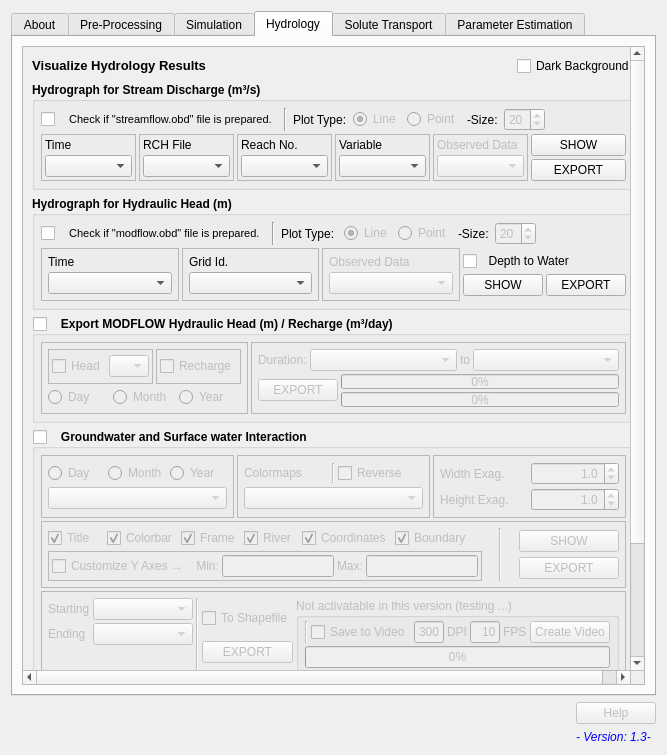
This is APEXMOD/APEXMOD_dialog_base.ui in spark-brc/APEXMOD-plugin as Qt 5 draws it before an edit. The edited form follows.
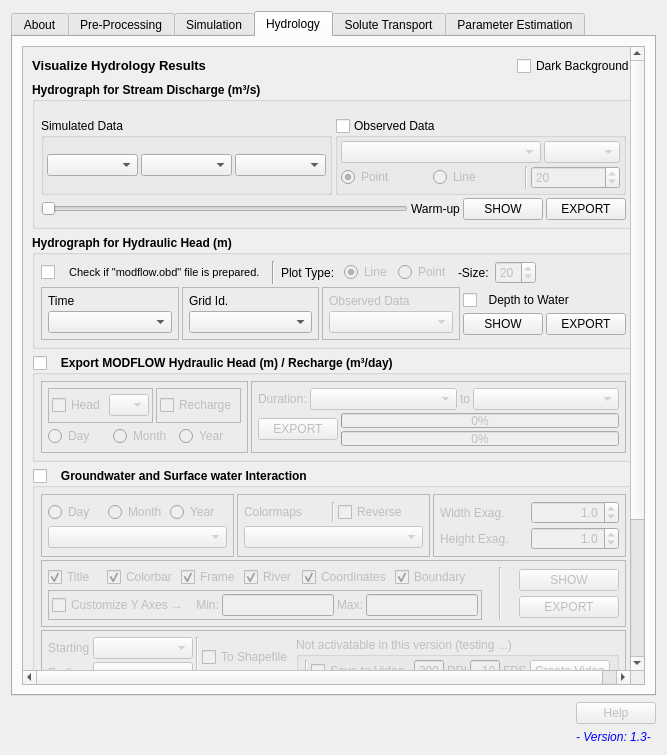
This is the edited form. The open tabs and pages were chosen to show the change. Icons and pictures are not drawn. Custom widgets are drawn as their Qt base class.

Commit message: modified layout of hydrology tab

```diff
--- a/APEXMOD/APEXMOD_dialog_base.ui
+++ b/APEXMOD/APEXMOD_dialog_base.ui
@@ -57,7 +57,7 @@
       <enum>QTabWidget::Rounded</enum>
      </property>
      <property name="currentIndex">
-      <number>1</number>
+      <number>3</number>
      </property>
      <property name="elideMode">
       <enum>Qt::ElideNone</enum>
@@ -4015,7 +4015,7 @@
             <x>0</x>
             <y>0</y>
             <width>606</width>
-            <height>737</height>
+            <height>766</height>
            </rect>
           </property>
           <layout class="QVBoxLayout" name="verticalLayout_43">
@@ -4100,155 +4100,22 @@
                <number>6</number>
               </property>
               <item>
-               <layout class="QHBoxLayout" name="horizontalLayout_55">
-                <property name="spacing">
-                 <number>6</number>
-                </property>
-                <property name="leftMargin">
-                 <number>0</number>
-                </property>
+               <layout class="QHBoxLayout" name="horizontalLayout_81">
                 <property name="topMargin">
-                 <number>0</number>
+                 <number>10</number>
                 </property>
                 <item>
-                 <widget class="QCheckBox" name="checkBox_stream_obd">
+                 <widget class="QGroupBox" name="groupBox_15">
                   <property name="font">
                    <font>
-                    <pointsize>8</pointsize>
                     <weight>50</weight>
                     <bold>false</bold>
                    </font>
                   </property>
-                  <property name="text">
-                   <string>   Check if &quot;streamflow.obd&quot; file is prepared.</string>
+                  <property name="title">
+                   <string>Simulated Data</string>
                   </property>
-                  <property name="tristate">
-                   <bool>false</bool>
-                  </property>
-                 </widget>
-                </item>
-                <item>
-                 <widget class="Line" name="line_17">
-                  <property name="orientation">
-                   <enum>Qt::Vertical</enum>
-                  </property>
-                 </widget>
-                </item>
-                <item>
-                 <widget class="QLabel" name="label_2">
-                  <property name="font">
-                   <font>
-                    <weight>50</weight>
-                    <bold>false</bold>
-                   </font>
-                  </property>
-                  <property name="text">
-                   <string>Plot Type:</string>
-                  </property>
-                 </widget>
-                </item>
-                <item>
-                 <widget class="QRadioButton" name="radioButton_str_obd_line">
-                  <property name="enabled">
-                   <bool>false</bool>
-                  </property>
-                  <property name="font">
-                   <font>
-                    <weight>50</weight>
-                    <bold>false</bold>
-                   </font>
-                  </property>
-                  <property name="text">
-                   <string>Line</string>
-                  </property>
-                  <property name="checked">
-                   <bool>true</bool>
-                  </property>
-                  <attribute name="buttonGroup">
-                   <string notr="true">buttonGroup_str_obd</string>
-                  </attribute>
-                 </widget>
-                </item>
-                <item>
-                 <widget class="QRadioButton" name="radioButton_str_obd_pt">
-                  <property name="enabled">
-                   <bool>false</bool>
-                  </property>
-                  <property name="font">
-                   <font>
-                    <weight>50</weight>
-                    <bold>false</bold>
-                   </font>
-                  </property>
-                  <property name="text">
-                   <string>Point</string>
-                  </property>
-                  <attribute name="buttonGroup">
-                   <string notr="true">buttonGroup_str_obd</string>
-                  </attribute>
-                 </widget>
-                </item>
-                <item>
-                 <widget class="QLabel" name="label_9">
-                  <property name="font">
-                   <font>
-                    <weight>50</weight>
-                    <bold>false</bold>
-                   </font>
-                  </property>
-                  <property name="text">
-                   <string>-Size:</string>
-                  </property>
-                 </widget>
-                </item>
-                <item>
-                 <widget class="QSpinBox" name="spinBox_str_obd_size">
-                  <property name="enabled">
-                   <bool>false</bool>
-                  </property>
-                  <property name="font">
-                   <font>
-                    <weight>50</weight>
-                    <bold>false</bold>
-                   </font>
-                  </property>
-                  <property name="value">
-                   <number>20</number>
-                  </property>
-                 </widget>
-                </item>
-                <item>
-                 <spacer name="horizontalSpacer_12">
-                  <property name="orientation">
-                   <enum>Qt::Horizontal</enum>
-                  </property>
-                  <property name="sizeHint" stdset="0">
-                   <size>
-                    <width>40</width>
-                    <height>20</height>
-                   </size>
-                  </property>
-                 </spacer>
-                </item>
-               </layout>
-              </item>
-              <item>
-               <layout class="QHBoxLayout" name="horizontalLayout_24">
-                <property name="spacing">
-                 <number>3</number>
-                </property>
-                <property name="topMargin">
-                 <number>0</number>
-                </property>
-                <item>
-                 <widget class="QFrame" name="frame_2">
-                  <property name="frameShape">
-                   <enum>QFrame::StyledPanel</enum>
-                  </property>
-                  <property name="frameShadow">
-                   <enum>QFrame::Raised</enum>
-                  </property>
-                  <layout class="QVBoxLayout" name="verticalLayout_29">
+                  <layout class="QHBoxLayout" name="horizontalLayout_82">
                    <property name="spacing">
                     <number>3</number>
                    </property>
@@ -4265,31 +4132,36 @@
                     <number>3</number>
                    </property>
                    <item>
-                    <widget class="QLabel" name="label_42">
+                    <widget class="QComboBox" name="comboBox_cha_time"/>
+                   </item>
+                   <item>
+                    <widget class="QComboBox" name="comboBox_cha_sub_no"/>
+                   </item>
+                   <item>
+                    <widget class="QComboBox" name="comboBox_cha_vars"/>
+                   </item>
+                  </layout>
+                 </widget>
+                </item>
+                <item>
+                 <widget class="QGroupBox" name="groupBox_cha_obd">
+                  <property name="enabled">
+                   <bool>true</bool>
+                  </property>
                      <property name="font">
                       <font>
                        <weight>50</weight>
                        <bold>false</bold>
                       </font>
                      </property>
-                     <property name="text">
-                      <string>Time</string>
-                     </property>
-                    </widget>
-                   </item>
-                   <item>
-                    <widget class="QComboBox" name="comboBox_SD_timeStep"/>
-                   </item>
-                  </layout>
-                 </widget>
-                </item>
-                <item>
-                 <widget class="QFrame" name="frame_5">
-                  <property name="frameShape">
-                   <enum>QFrame::StyledPanel</enum>
+                  <property name="title">
+                   <string>Observed Data</string>
+                  </property>
+                  <property name="checkable">
+                   <bool>true</bool>
                   </property>
-                  <property name="frameShadow">
-                   <enum>QFrame::Raised</enum>
+                  <property name="checked">
+                   <bool>false</bool>
                   </property>
                   <layout class="QVBoxLayout" name="verticalLayout_54">
                    <property name="spacing">
@@ -4308,139 +4180,152 @@
                     <number>3</number>
                    </property>
                    <item>
-                    <widget class="QLabel" name="label_6">
-                     <property name="font">
-                      <font>
-                       <weight>50</weight>
-                       <bold>false</bold>
-                      </font>
+                    <layout class="QHBoxLayout" name="horizontalLayout_77">
+                     <property name="rightMargin">
+                      <number>0</number>
                      </property>
-                     <property name="text">
-                      <string>RCH File</string>
+                     <item>
+                      <widget class="QComboBox" name="comboBox_cha_obd_files">
+                       <property name="minimumSize">
+                        <size>
+                         <width>200</width>
+                         <height>0</height>
+                        </size>
                      </property>
                     </widget>
                    </item>
                    <item>
-                    <widget class="QComboBox" name="comboBox_rch_files"/>
-                   </item>
-                  </layout>
-                 </widget>
+                      <widget class="QComboBox" name="comboBox_cha_obd_gages"/>
+                     </item>
+                    </layout>
                 </item>
                 <item>
-                 <widget class="QFrame" name="frame_3">
-                  <property name="frameShape">
-                   <enum>QFrame::StyledPanel</enum>
-                  </property>
-                  <property name="frameShadow">
-                   <enum>QFrame::Raised</enum>
-                  </property>
-                  <layout class="QVBoxLayout" name="verticalLayout_30">
-                   <property name="spacing">
-                    <number>3</number>
-                   </property>
-                   <property name="leftMargin">
-                    <number>3</number>
-                   </property>
+                    <layout class="QHBoxLayout" name="horizontalLayout_24">
                    <property name="topMargin">
-                    <number>3</number>
-                   </property>
-                   <property name="rightMargin">
-                    <number>3</number>
-                   </property>
-                   <property name="bottomMargin">
-                    <number>3</number>
-                   </property>
+                      <number>0</number>
+                     </property>
+                     <item>
+                      <widget class="QRadioButton" name="radioButton_cha_obd_point">
+                       <property name="text">
+                        <string>Point</string>
+                       </property>
+                       <property name="checked">
+                        <bool>true</bool>
+                       </property>
+                       <attribute name="buttonGroup">
+                        <string notr="true">buttonGroup_cha_obd</string>
+                       </attribute>
+                      </widget>
+                     </item>
                    <item>
-                    <widget class="QLabel" name="label_44">
-                     <property name="font">
-                      <font>
-                       <weight>50</weight>
-                       <bold>false</bold>
-                      </font>
-                     </property>
+                      <widget class="QRadioButton" name="radioButton_cha_obd_line">
                      <property name="text">
-                      <string>Reach No.</string>
-                     </property>
+                        <string>Line</string>
+                       </property>
+                       <attribute name="buttonGroup">
+                        <string notr="true">buttonGroup_cha_obd</string>
+                       </attribute>
                     </widget>
                    </item>
                    <item>
-                    <widget class="QComboBox" name="comboBox_sub_number"/>
-                   </item>
-                  </layout>
+                      <widget class="Line" name="line_17">
+                       <property name="orientation">
+                        <enum>Qt::Vertical</enum>
+                       </property>
                  </widget>
                 </item>
                 <item>
-                 <widget class="QFrame" name="frame_19">
-                  <property name="frameShape">
-                   <enum>QFrame::StyledPanel</enum>
-                  </property>
-                  <property name="frameShadow">
-                   <enum>QFrame::Raised</enum>
-                  </property>
-                  <layout class="QVBoxLayout" name="verticalLayout_55">
-                   <property name="spacing">
-                    <number>3</number>
-                   </property>
-                   <property name="leftMargin">
-                    <number>3</number>
-                   </property>
-                   <property name="topMargin">
-                    <number>3</number>
-                   </property>
-                   <property name="rightMargin">
-                    <number>3</number>
-                   </property>
-                   <property name="bottomMargin">
-                    <number>3</number>
-                   </property>
-                   <item>
-                    <widget class="QLabel" name="label_17">
-                     <property name="font">
-                      <font>
-                       <weight>50</weight>
-                       <bold>false</bold>
-                      </font>
-                     </property>
-                     <property name="text">
-                      <string>Variable</string>
-                     </property>
-                    </widget>
-                   </item>
-                   <item>
-                    <widget class="QComboBox" name="comboBox_rch_vars"/>
+                      <widget class="QSpinBox" name="spinBox_cha_obd_size">
+                       <property name="value">
+                        <number>20</number>
+                       </property>
+                      </widget>
+                     </item>
+                    </layout>
                    </item>
                   </layout>
                  </widget>
                 </item>
+               </layout>
+              </item>
                 <item>
-                 <widget class="QFrame" name="frame_sd_obd">
-                  <property name="enabled">
-                   <bool>false</bool>
-                  </property>
-                  <property name="frameShape">
-                   <enum>QFrame::StyledPanel</enum>
-                  </property>
-                  <property name="frameShadow">
-                   <enum>QFrame::Raised</enum>
-                  </property>
-                  <layout class="QVBoxLayout" name="verticalLayout_31">
-                   <property name="spacing">
-                    <number>3</number>
-                   </property>
-                   <property name="leftMargin">
-                    <number>3</number>
-                   </property>
+               <layout class="QHBoxLayout" name="horizontalLayout_75">
                    <property name="topMargin">
-                    <number>3</number>
-                   </property>
-                   <property name="rightMargin">
-                    <number>3</number>
-                   </property>
-                   <property name="bottomMargin">
-                    <number>3</number>
-                   </property>
+                 <number>0</number>
+                </property>
+                <item>
+                 <widget class="QSlider" name="horizontalSlider_cha_start_year">
+                  <property name="palette">
+                   <palette>
+                    <active>
+                     <colorrole role="Button">
+                      <brush brushstyle="SolidPattern">
+                       <color alpha="255">
+                        <red>0</red>
+                        <green>122</green>
+                        <blue>217</blue>
+                       </color>
+                      </brush>
+                     </colorrole>
+                     <colorrole role="Highlight">
+                      <brush brushstyle="SolidPattern">
+                       <color alpha="255">
+                        <red>240</red>
+                        <green>240</green>
+                        <blue>240</blue>
+                       </color>
+                      </brush>
+                     </colorrole>
+                    </active>
+                    <inactive>
+                     <colorrole role="Button">
+                      <brush brushstyle="SolidPattern">
+                       <color alpha="255">
+                        <red>240</red>
+                        <green>240</green>
+                        <blue>240</blue>
+                       </color>
+                      </brush>
+                     </colorrole>
+                     <colorrole role="Highlight">
+                      <brush brushstyle="SolidPattern">
+                       <color alpha="255">
+                        <red>240</red>
+                        <green>240</green>
+                        <blue>240</blue>
+                       </color>
+                      </brush>
+                     </colorrole>
+                    </inactive>
+                    <disabled>
+                     <colorrole role="Button">
+                      <brush brushstyle="SolidPattern">
+                       <color alpha="255">
+                        <red>240</red>
+                        <green>240</green>
+                        <blue>240</blue>
+                       </color>
+                      </brush>
+                     </colorrole>
+                     <colorrole role="Highlight">
+                      <brush brushstyle="SolidPattern">
+                       <color alpha="255">
+                        <red>240</red>
+                        <green>240</green>
+                        <blue>240</blue>
+                       </color>
+                      </brush>
+                     </colorrole>
+                    </disabled>
+                   </palette>
+                  </property>
+                  <property name="orientation">
+                   <enum>Qt::Horizontal</enum>
+                  </property>
+                 </widget>
+                </item>
                    <item>
-                    <widget class="QLabel" name="label_45">
+                 <widget class="QLabel" name="label_cha_year">
                      <property name="font">
                       <font>
                        <weight>50</weight>
@@ -4448,23 +4333,12 @@
                       </font>
                      </property>
                      <property name="text">
-                      <string>Observed Data</string>
+                   <string>Warm-up</string>
                      </property>
                     </widget>
                    </item>
                    <item>
-                    <widget class="QComboBox" name="comboBox_SD_obs_data"/>
-                   </item>
-                  </layout>
-                 </widget>
-                </item>
-                <item>
-                 <layout class="QVBoxLayout" name="verticalLayout_20">
-                  <property name="spacing">
-                   <number>3</number>
-                  </property>
-                  <item>
-                   <widget class="QPushButton" name="pushButton_plot_sd">
+                 <widget class="QPushButton" name="pushButton_plot_cha">
                     <property name="enabled">
                      <bool>true</bool>
                     </property>
@@ -4482,7 +4356,7 @@
                    </widget>
                   </item>
                   <item>
-                   <widget class="QPushButton" name="pushButton_export_sd">
+                 <widget class="QPushButton" name="pushButton_export_cha">
                     <property name="font">
                      <font>
                       <weight>50</weight>
@@ -4493,8 +4367,6 @@
                      <string>EXPORT</string>
                     </property>
                    </widget>
-                  </item>
-                 </layout>
                 </item>
                </layout>
               </item>
@@ -6746,6 +6618,12 @@
            </item>
            <item>
             <widget class="QGroupBox" name="groupBox_11">
+             <property name="font">
+              <font>
+               <weight>75</weight>
+               <bold>true</bold>
+              </font>
+             </property>
              <property name="title">
               <string>Groundwater / Surface Water Solute Exchange (kg/day) for each APEX Subarea</string>
              </property>
@@ -6787,13 +6665,26 @@
                    </property>
                    <item>
                     <widget class="QLabel" name="label_77">
+                     <property name="font">
+                      <font>
+                       <weight>50</weight>
+                       <bold>false</bold>
+                      </font>
+                     </property>
                      <property name="text">
                       <string>Time</string>
                      </property>
                     </widget>
                    </item>
                    <item>
-                    <widget class="QComboBox" name="comboBox_solute_time"/>
+                    <widget class="QComboBox" name="comboBox_solute_time">
+                     <property name="font">
+                      <font>
+                       <weight>50</weight>
+                       <bold>false</bold>
+                      </font>
+                     </property>
+                    </widget>
                    </item>
                   </layout>
                  </widget>
@@ -6824,13 +6715,26 @@
                    </property>
                    <item>
                     <widget class="QLabel" name="label_79">
+                     <property name="font">
+                      <font>
+                       <weight>50</weight>
+                       <bold>false</bold>
+                      </font>
+                     </property>
                      <property name="text">
                       <string>Subarea No.</string>
                      </property>
                     </widget>
                    </item>
                    <item>
-                    <widget class="QComboBox" name="comboBox_sub_no_solute"/>
+                    <widget class="QComboBox" name="comboBox_sub_no_solute">
+                     <property name="font">
+                      <font>
+                       <weight>50</weight>
+                       <bold>false</bold>
+                      </font>
+                     </property>
+                    </widget>
                    </item>
                   </layout>
                  </widget>
@@ -6861,13 +6765,26 @@
                    </property>
                    <item>
                     <widget class="QLabel" name="label_80">
+                     <property name="font">
+                      <font>
+                       <weight>50</weight>
+                       <bold>false</bold>
+                      </font>
+                     </property>
                      <property name="text">
                       <string>Solute (kg/day)</string>
                      </property>
                     </widget>
                    </item>
                    <item>
-                    <widget class="QComboBox" name="comboBox_solutes_solute"/>
+                    <widget class="QComboBox" name="comboBox_solutes_solute">
+                     <property name="font">
+                      <font>
+                       <weight>50</weight>
+                       <bold>false</bold>
+                      </font>
+                     </property>
+                    </widget>
                    </item>
                   </layout>
                  </widget>
@@ -6958,6 +6875,12 @@
                     </item>
                     <item>
                      <widget class="QLabel" name="label_solute_year">
+                      <property name="font">
+                       <font>
+                        <weight>50</weight>
+                        <bold>false</bold>
+                       </font>
+                      </property>
                       <property name="text">
                        <string>Warm-up</string>
                       </property>
@@ -6972,6 +6895,12 @@
                     </property>
                     <item>
                      <widget class="QPushButton" name="pushButton_solute_plot_show">
+                      <property name="font">
+                       <font>
+                        <weight>50</weight>
+                        <bold>false</bold>
+                       </font>
+                      </property>
                       <property name="text">
                        <string>SHOW</string>
                       </property>
@@ -6979,6 +6908,12 @@
                     </item>
                     <item>
                      <widget class="QPushButton" name="pushButton_solute_df_export">
+                      <property name="font">
+                       <font>
+                        <weight>50</weight>
+                        <bold>false</bold>
+                       </font>
+                      </property>
                       <property name="text">
                        <string>EXPORT</string>
                       </property>
@@ -6997,8 +6932,8 @@
             <widget class="QGroupBox" name="groupBox_export_solutes">
              <property name="font">
               <font>
-               <weight>50</weight>
-               <bold>false</bold>
+               <weight>75</weight>
+               <bold>true</bold>
                <kerning>false</kerning>
               </font>
              </property>
@@ -7019,6 +6954,12 @@
                 </property>
                 <item>
                  <widget class="QLabel" name="label_83">
+                  <property name="font">
+                   <font>
+                    <weight>50</weight>
+                    <bold>false</bold>
+                   </font>
+                  </property>
                   <property name="text">
                    <string>Select Solute:</string>
                   </property>
@@ -7028,7 +6969,7 @@
                  <widget class="QComboBox" name="comboBox_solutes">
                   <property name="minimumSize">
                    <size>
-                    <width>150</width>
+                    <width>130</width>
                     <height>0</height>
                    </size>
                   </property>
@@ -7069,6 +7010,12 @@
                 </item>
                 <item>
                  <widget class="QLabel" name="label_84">
+                  <property name="font">
+                   <font>
+                    <weight>50</weight>
+                    <bold>false</bold>
+                   </font>
+                  </property>
                   <property name="text">
                    <string>Layer:</string>
                   </property>
@@ -7131,6 +7078,12 @@
                 </item>
                 <item>
                  <widget class="QLabel" name="label_85">
+                  <property name="font">
+                   <font>
+                    <weight>50</weight>
+                    <bold>false</bold>
+                   </font>
+                  </property>
                   <property name="text">
                    <string>Time Step:</string>
                   </property>
@@ -7716,8 +7669,8 @@
             <widget class="QGroupBox" name="groupBox_salt_channel">
              <property name="font">
               <font>
-               <weight>50</weight>
-               <bold>false</bold>
+               <weight>75</weight>
+               <bold>true</bold>
                <kerning>true</kerning>
               </font>
              </property>
@@ -7730,94 +7683,69 @@
              <property name="checked">
               <bool>false</bool>
              </property>
-             <layout class="QHBoxLayout" name="horizontalLayout_73">
+             <layout class="QVBoxLayout" name="verticalLayout_71">
+              <property name="spacing">
+               <number>3</number>
+              </property>
+              <property name="leftMargin">
+               <number>6</number>
+              </property>
+              <property name="topMargin">
+               <number>6</number>
+              </property>
+              <property name="rightMargin">
+               <number>6</number>
+              </property>
+              <property name="bottomMargin">
+               <number>6</number>
+              </property>
               <item>
                <layout class="QHBoxLayout" name="horizontalLayout_72">
                 <property name="topMargin">
                  <number>0</number>
                 </property>
                 <item>
-                 <widget class="QFrame" name="frame_23">
-                  <property name="frameShape">
-                   <enum>QFrame::StyledPanel</enum>
+                 <widget class="QGroupBox" name="groupBox_13">
+                  <property name="font">
+                   <font>
+                    <weight>50</weight>
+                    <bold>false</bold>
+                   </font>
                   </property>
-                  <property name="frameShadow">
-                   <enum>QFrame::Raised</enum>
+                  <property name="title">
+                   <string>Simulated Data</string>
                   </property>
-                  <layout class="QVBoxLayout" name="verticalLayout_67">
+                  <layout class="QVBoxLayout" name="verticalLayout_30">
                    <property name="spacing">
                     <number>3</number>
                    </property>
                    <property name="leftMargin">
-                    <number>3</number>
+                    <number>6</number>
                    </property>
                    <property name="topMargin">
-                    <number>3</number>
+                    <number>6</number>
                    </property>
                    <property name="rightMargin">
-                    <number>3</number>
+                    <number>6</number>
                    </property>
                    <property name="bottomMargin">
-                    <number>3</number>
+                    <number>6</number>
                    </property>
                    <item>
-                    <widget class="QLabel" name="label_81">
-                     <property name="text">
-                      <string>Time</string>
-                     </property>
-                    </widget>
-                   </item>
+                    <layout class="QHBoxLayout" name="horizontalLayout_79">
                    <item>
                     <widget class="QComboBox" name="comboBox_salt_time"/>
                    </item>
-                  </layout>
-                 </widget>
-                </item>
-                <item>
-                 <widget class="QFrame" name="frame_24">
-                  <property name="frameShape">
-                   <enum>QFrame::StyledPanel</enum>
-                  </property>
-                  <property name="frameShadow">
-                   <enum>QFrame::Raised</enum>
-                  </property>
-                  <layout class="QVBoxLayout" name="verticalLayout_68">
-                   <property name="spacing">
-                    <number>3</number>
-                   </property>
-                   <property name="leftMargin">
-                    <number>3</number>
-                   </property>
-                   <property name="topMargin">
-                    <number>3</number>
-                   </property>
-                   <property name="rightMargin">
-                    <number>3</number>
-                   </property>
-                   <property name="bottomMargin">
-                    <number>3</number>
-                   </property>
-                   <item>
-                    <widget class="QLabel" name="label_82">
-                     <property name="text">
-                      <string>Subarea No.</string>
-                     </property>
-                    </widget>
-                   </item>
                    <item>
                     <widget class="QComboBox" name="comboBox_salt_sub"/>
                    </item>
-                  </layout>
-                 </widget>
+                     <item>
+                      <widget class="QComboBox" name="comboBox_salt_vars"/>
+                     </item>
+                    </layout>
                 </item>
                 <item>
-                 <layout class="QVBoxLayout" name="verticalLayout_72">
-                  <property name="spacing">
-                   <number>0</number>
-                  </property>
-                  <property name="rightMargin">
-                   <number>0</number>
-                  </property>
+                    <layout class="QHBoxLayout" name="horizontalLayout_80">
                   <item>
                    <widget class="QRadioButton" name="radioButton_salt_mass">
                     <property name="text">
@@ -7844,17 +7772,43 @@
                     </attribute>
                    </widget>
                   </item>
-                 </layout>
-                </item>
+                     <item>
+                      <widget class="Line" name="line_20">
+                       <property name="orientation">
+                        <enum>Qt::Vertical</enum>
+                       </property>
+                      </widget>
+                     </item>
+                     <item>
+                      <widget class="QCheckBox" name="checkBox_salt_stacked">
+                       <property name="text">
+                        <string>Stacked</string>
+                       </property>
+                      </widget>
+                     </item>
+                    </layout>
+                   </item>
+                  </layout>
+                 </widget>
+                </item>
                 <item>
-                 <widget class="QFrame" name="frame_25">
-                  <property name="frameShape">
-                   <enum>QFrame::StyledPanel</enum>
+                 <widget class="QGroupBox" name="groupBox_salt_obd">
+                  <property name="font">
+                   <font>
+                    <weight>50</weight>
+                    <bold>false</bold>
+                   </font>
                   </property>
-                  <property name="frameShadow">
-                   <enum>QFrame::Raised</enum>
+                  <property name="title">
+                   <string>Observed Data</string>
                   </property>
-                  <layout class="QVBoxLayout" name="verticalLayout_69">
+                  <property name="checkable">
+                   <bool>true</bool>
+                  </property>
+                  <property name="checked">
+                   <bool>false</bool>
+                  </property>
+                  <layout class="QVBoxLayout" name="verticalLayout_29">
                    <property name="spacing">
                     <number>3</number>
                    </property>
@@ -7871,20 +7825,70 @@
                     <number>3</number>
                    </property>
                    <item>
-                    <widget class="QLabel" name="label_86">
-                     <property name="text">
-                      <string>Variable</string>
+                    <layout class="QHBoxLayout" name="horizontalLayout_73">
+                     <property name="topMargin">
+                      <number>0</number>
                      </property>
+                     <item>
+                      <widget class="QComboBox" name="comboBox_salt_obd_files">
+                       <property name="minimumSize">
+                        <size>
+                         <width>200</width>
+                         <height>0</height>
+                        </size>
+                       </property>
                     </widget>
                    </item>
                    <item>
-                    <widget class="QComboBox" name="comboBox_salt_vars"/>
-                   </item>
-                  </layout>
+                      <widget class="QComboBox" name="comboBox_salt_obd_gages"/>
+                     </item>
+                    </layout>
+                   </item>
+                   <item>
+                    <layout class="QHBoxLayout" name="horizontalLayout_78">
+                     <property name="topMargin">
+                      <number>0</number>
+                     </property>
+                     <item>
+                      <widget class="QRadioButton" name="radioButton_salt_obd_pts">
+                       <property name="text">
+                        <string>Point</string>
+                       </property>
+                       <property name="checked">
+                        <bool>true</bool>
+                       </property>
+                       <attribute name="buttonGroup">
+                        <string notr="true">buttonGroup_salt_obd</string>
+                       </attribute>
                  </widget>
                 </item>
                 <item>
-                 <layout class="QVBoxLayout" name="verticalLayout_70">
+                      <widget class="QRadioButton" name="radioButton_salt_obd_lines">
+                       <property name="text">
+                        <string>Line</string>
+                       </property>
+                       <property name="checked">
+                        <bool>false</bool>
+                       </property>
+                       <attribute name="buttonGroup">
+                        <string notr="true">buttonGroup_salt_obd</string>
+                       </attribute>
+                      </widget>
+                     </item>
+                     <item>
+                      <widget class="QSpinBox" name="spinBox_salt_obd_size">
+                       <property name="value">
+                        <number>20</number>
+                       </property>
+                      </widget>
+                     </item>
+                    </layout>
+                   </item>
+                  </layout>
+                 </widget>
+                </item>
+               </layout>
+              </item>
                   <item>
                    <layout class="QHBoxLayout" name="horizontalLayout_74">
                     <property name="topMargin">
@@ -7963,24 +7967,25 @@
                     </item>
                     <item>
                      <widget class="QLabel" name="label_salt_year">
-                      <property name="text">
-                       <string>TextLabel</string>
-                      </property>
-                     </widget>
-                    </item>
-                   </layout>
-                  </item>
-                  <item>
-                   <layout class="QHBoxLayout" name="horizontalLayout_75">
-                    <item>
-                     <widget class="QCheckBox" name="checkBox_salt_stacked">
+                  <property name="font">
+                   <font>
+                    <weight>50</weight>
+                    <bold>false</bold>
+                   </font>
+                  </property>
                       <property name="text">
-                       <string>Stacked</string>
+                   <string>Warm-up</string>
                       </property>
                      </widget>
                     </item>
                     <item>
                      <widget class="QPushButton" name="pushButton_salt_plot">
+                  <property name="font">
+                   <font>
+                    <weight>50</weight>
+                    <bold>false</bold>
+                   </font>
+                  </property>
                       <property name="text">
                        <string>SHOW</string>
                       </property>
@@ -7988,14 +7993,16 @@
                     </item>
                     <item>
                      <widget class="QPushButton" name="pushButton_salt_export">
+                  <property name="font">
+                   <font>
+                    <weight>50</weight>
+                    <bold>false</bold>
+                   </font>
+                  </property>
                       <property name="text">
                        <string>EXPORT</string>
                       </property>
                      </widget>
-                    </item>
-                   </layout>
-                  </item>
-                 </layout>
                 </item>
                </layout>
               </item>
```
Left out of the diff: 12 changed lines with no effect on the pictures. Lines whose indentation alone changed are shown as unchanged.
